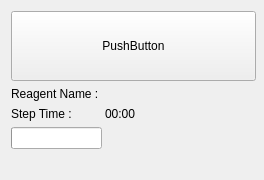
Before: the Qt Designer form HimalayaMain/Gui/Components/Dashboard/Forms/DashboardEndTimeWidget.ui in Liyezhong/Master, drawn with Qt 5.
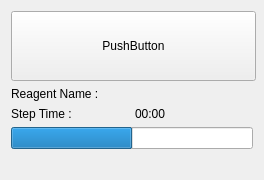
After: the same form once the commit is applied. Icons and pictures are not drawn.

```diff
--- a/HimalayaMain/Gui/Components/Dashboard/Forms/DashboardEndTimeWidget.ui
+++ b/HimalayaMain/Gui/Components/Dashboard/Forms/DashboardEndTimeWidget.ui
@@ -48,7 +48,7 @@
        </property>
       </widget>
      </item>
-     <item row="1" column="0">
+     <item row="1" column="0" colspan="2">
       <layout class="QGridLayout" name="gridLayout">
        <item row="0" column="0">
         <widget class="QLabel" name="lblReagentName">
@@ -92,14 +92,14 @@
        </item>
       </layout>
      </item>
-     <item row="2" column="0">
+     <item row="2" column="0" colspan="2">
       <widget class="QProgressBar" name="progressBar">
        <property name="styleSheet">
         <string notr="true">border-image: url(:/HimalayaImages/Icons/Dashboard/ProgressLine/ProgressLine_Background.png);
 image: url(:/HimalayaImages/Icons/Dashboard/ProgressLine/ProgressLine_Background.png);</string>
        </property>
        <property name="value">
-        <number>0</number>
+        <number>50</number>
        </property>
        <property name="textVisible">
         <bool>false</bool>
```
Left out of the diff: 3 changed lines with no effect on the pictures.
